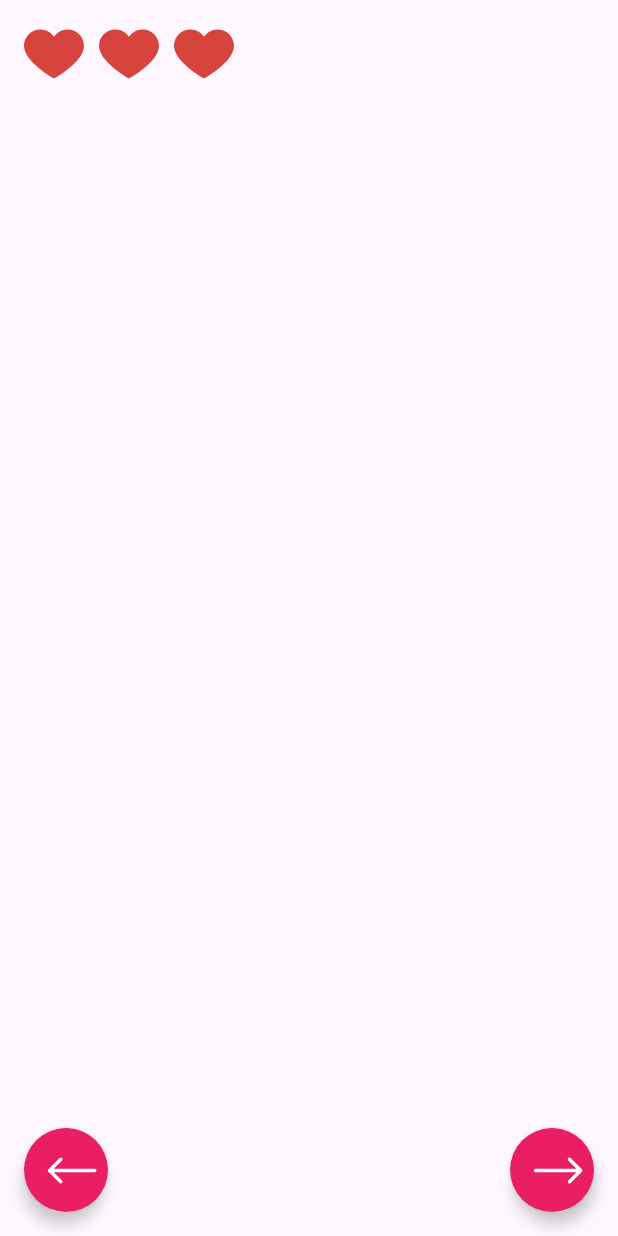
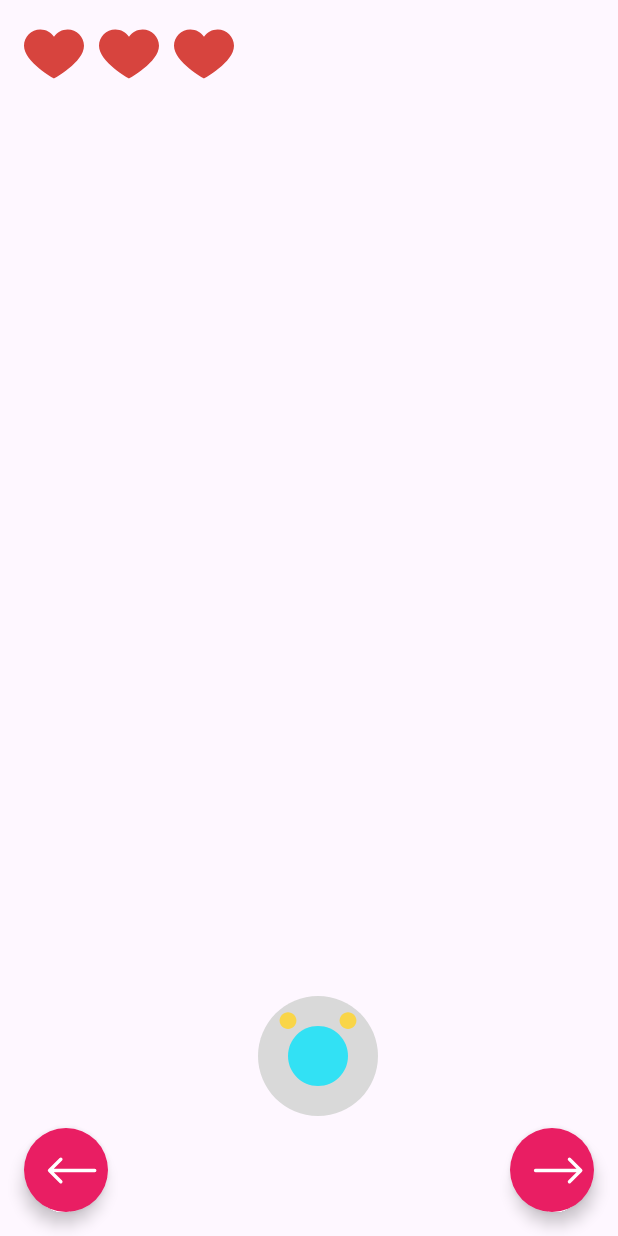
Before and after one commit to ShacharShoshani/Obstacle_Race, an Android app: the screen it shows after launch (MainActivity), on a phone screen of 412 x 824 dp. Run offline under Robolectric (Android 15) with nearby library versions, the phone set to English and light mode, and no system bars.

Commit message:
UI: Add a space ship player object

```diff
--- /dev/null
+++ b/app/src/main/res/drawable/space_ship.xml
@@ -0,0 +1,20 @@
+<?xml version="1.0" encoding="utf-8"?>
+<vector xmlns:android="http://schemas.android.com/apk/res/android"
+    android:width="200dp"
+    android:height="200dp"
+    android:viewportWidth="200"
+    android:viewportHeight="200">
+
+    <path
+        android:fillColor="#D9D9D9"
+        android:pathData="M 100 0 C 155.228474983 0 200 44.7715250169 200 100 C 200 155.228474983 155.228474983 200 100 200 C 44.7715250169 200 0 155.228474983 0 100 C 0 44.7715250169 44.7715250169 0 100 0 Z" />
+    <path
+        android:fillColor="#32E1F4"
+        android:pathData="M 100 50 C 127.614237492 50 150 72.3857625085 150 100 C 150 127.614237492 127.614237492 150 100 150 C 72.3857625085 150 50 127.614237492 50 100 C 50 72.3857625085 72.3857625085 50 100 50 Z" />
+    <path
+        android:fillColor="#F9D548"
+        android:pathData="M 150 27 C 157.731986498 27 164 33.2680135024 164 41 C 164 48.7319864976 157.731986498 55 150 55 C 142.268013502 55 136 48.7319864976 136 41 C 136 33.2680135024 142.268013502 27 150 27 Z" />
+    <path
+        android:fillColor="#F9D548"
+        android:pathData="M 50 27 C 57.7319864976 27 64 33.2680135024 64 41 C 64 48.7319864976 57.7319864976 55 50 55 C 42.2680135024 55 36 48.7319864976 36 41 C 36 33.2680135024 42.2680135024 27 50 27 Z" />
+</vector>
--- a/app/src/main/res/layout/activity_main.xml
+++ b/app/src/main/res/layout/activity_main.xml
@@ -35,6 +35,16 @@
     </androidx.appcompat.widget.LinearLayoutCompat>
 
 
+    <androidx.appcompat.widget.AppCompatImageView
+        android:id="@+id/plane_IMG"
+        android:layout_width="@dimen/space_ship_dimen"
+        android:layout_height="@dimen/space_ship_dimen"
+        android:layout_row="14"
+        android:layout_column="1"
+        android:layout_gravity="bottom"
+        android:layout_marginBottom="@dimen/space_ship_dimen"
+        app:srcCompat="@drawable/space_ship" />
+
     <com.google.android.material.floatingactionbutton.FloatingActionButton
         android:id="@+id/left_BTN"
         android:layout_width="wrap_content"
--- a/app/src/main/res/values/dimens.xml
+++ b/app/src/main/res/values/dimens.xml
@@ -3,7 +3,9 @@
     <dimen name="default_margin">16dp</dimen>
     <dimen name="heart_dimen">40dp</dimen>
     <dimen name="arrow_dimen">75dp</dimen>
+    <dimen name="space_ship_dimen">80dp</dimen>
     <dimen name="default_string_size">32sp</dimen>
     <dimen name="heart_margin">10dp</dimen>
     <dimen name="fab_margin">16dp</dimen>
+    <dimen name="space_ship_bottom_margin">95dp</dimen>
 </resources>
```
